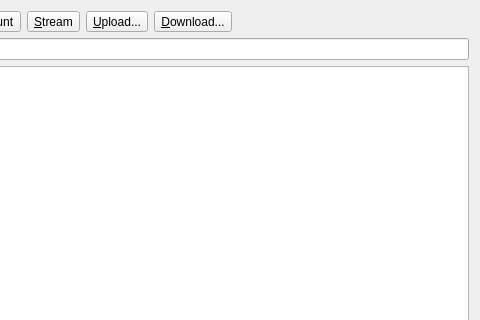
mmozeiko/RcloneBrowser, file src/remote_widget.ui: the form before one commit; both pictures show x 304 to 784 and y 0 to 320 of the 784 by 552 pixel window.
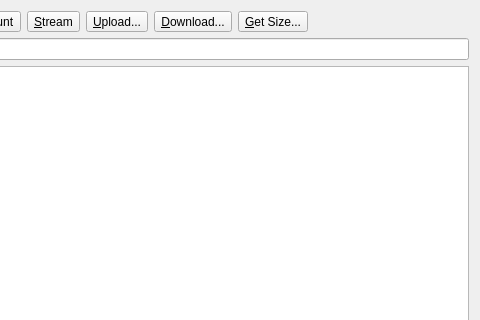
The form after the commit.

Patch:
```diff
--- a/src/remote_widget.ui
+++ b/src/remote_widget.ui
@@ -131,6 +131,16 @@
             </property>
            </widget>
           </item>
+          <item>
+           <widget class="QToolButton" name="buttonSize">
+            <property name="text">
+             <string>&amp;Get Size...</string>
+            </property>
+            <property name="toolButtonStyle">
+             <enum>Qt::ToolButtonTextBesideIcon</enum>
+            </property>
+           </widget>
+          </item>
           <item>
            <spacer name="spacer">
             <property name="orientation">
```
Left out of the diff: 6 changed lines with no effect on the pictures.
